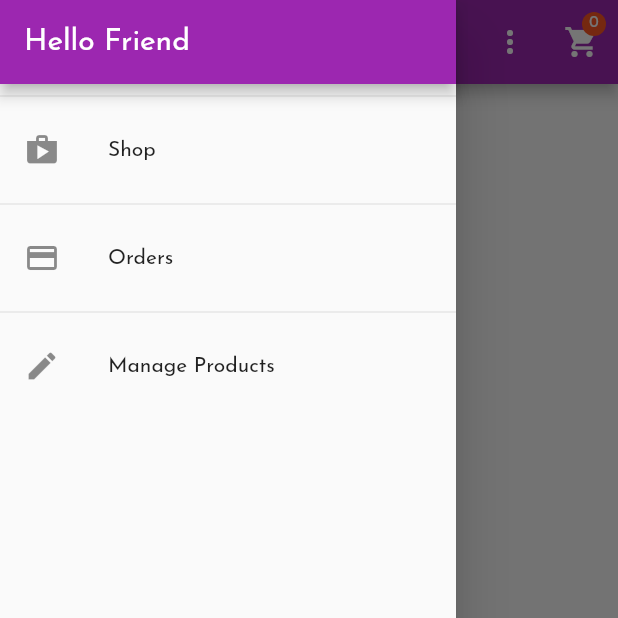
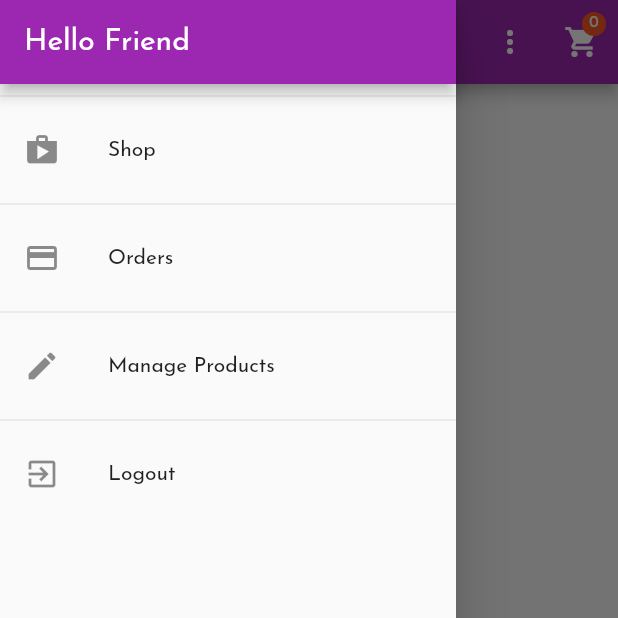
Before and after one commit to shubhs0707/coco-creates-by-cheryl, a Flutter app: the ProductsOverviewScreen screen opened by its route, in the side drawer, after a tap on "Shop", on a phone screen of 412 x 824 dp, the top half of it. Run offline on Flutter 3.47's test engine with Material 2 defaults, Android fonts, the phone set to English and light mode, and no system bars; our stand-ins replace shared_preferences; accounts and stored records are empty; network calls fail.

Commit message:
Completed user auth etc. Module Completed

```diff
--- a/lib/providers/orders.dart
+++ b/lib/providers/orders.dart
@@ -19,14 +19,16 @@
 class Orders with ChangeNotifier {
   List<OrderItem> _orders = [];
   final String authToken;
-  Orders(this.authToken, this._orders);
+  final String userId;
+
+  Orders(this.authToken, this.userId, this._orders);
   List<OrderItem> get orders {
     return [..._orders];
   }
 
   Future<void> addOrder(List<CartItem> cartProducts, int total) async {
     final url =
-        'https://coco-creates.firebaseio.com/orders.json?auth=$authToken';
+        'https://coco-creates.firebaseio.com/orders/$userId.json?auth=$authToken';
     final timestamp = DateTime.now();
     final response = await http.post(url,
         body: json.encode({
@@ -56,7 +58,7 @@
 
   Future<void> fetchAndSetOrders() async {
     final url =
-        'https://coco-creates.firebaseio.com/orders.json?auth=$authToken';
+        'https://coco-creates.firebaseio.com/orders/$userId.json?auth=$authToken';
     final response = await http.get(url);
     final extractedData = json.decode(response.body) as Map<String, dynamic>;
     if (extractedData == null) {
--- a/lib/providers/products.dart
+++ b/lib/providers/products.dart
@@ -43,7 +43,8 @@
   ];
 
   final String authToken;
-  Products(this.authToken, this._items);
+  final String userId;
+  Products(this.authToken, this.userId, this._items);
 
   List<Product> get items {
     return [..._items];
@@ -53,9 +54,11 @@
     return _items.firstWhere((element) => element.id == id);
   }
 
-  Future<void> fetchAndSetProducts() async {
-    final url =
-        'https://coco-creates.firebaseio.com/products.json?auth=$authToken';
+  Future<void> fetchAndSetProducts([bool filterByUser = false]) async {
+    final filterString =
+        filterByUser ? '&orderBy="creatorId"&equalTo="$userId' : '';
+    var url =
+        'https://coco-creates.firebaseio.com/products.json?auth=$authToken$filterString"';
     try {
       final response = await http.get(url);
       // print(response.body);
@@ -63,6 +66,11 @@
       if (extractedData == null) {
         return;
       }
+      url =
+          'https://coco-creates.firebaseio.com/userFavorites/$userId.json?auth=$authToken';
+      final favouriteResponse = await http.get(url);
+      final favouriteData = json.decode(favouriteResponse.body);
+
       final List<Product> loadedProducts = [];
       extractedData.forEach((key, value) {
         loadedProducts.add(Product(
@@ -71,7 +79,8 @@
           imageUrl: value['imageUrl'],
           title: value['title'],
           price: value['price'],
-          isFavourite: value['isFavourite'],
+          isFavourite:
+              favouriteData == null ? false : favouriteData[key] ?? false,
         ));
       });
       _items = loadedProducts;
@@ -93,7 +102,7 @@
           'description': product.description,
           'imageUrl': product.imageUrl,
           'price': product.price,
-          'isFavourite': product.isFavourite,
+          'creatorId': userId,
         }),
       );
       print(json.decode(response.body));
--- a/lib/widgets/app_drawer.dart
+++ b/lib/widgets/app_drawer.dart
@@ -1,7 +1,9 @@
 import 'package:flutter/material.dart';
+import 'package:provider/provider.dart';
 import '../screens/orders_screen.dart';
 import '../screens/user_products_screen.dart';
 import '../screens/products_overview_screen.dart';
+import '../providers/auth.dart';
 
 class AppDrawer extends StatelessWidget {
   @override
@@ -40,6 +42,16 @@
                   .pushReplacementNamed(UserProductsScreen.routeName);
             },
           ),
+          Divider(),
+          ListTile(
+            leading: Icon(Icons.exit_to_app),
+            title: Text('Logout'),
+            onTap: () {
+              Navigator.of(context).pop();
+              Navigator.of(context).pushReplacementNamed('/');
+              Provider.of<Auth>(context, listen: false).logout();
+            },
+          ),
         ],
       ),
     );
--- a/lib/widgets/products_grid.dart
+++ b/lib/widgets/products_grid.dart
@@ -24,8 +24,8 @@
             // products[i].imageUrl,
             ),
       ),
-      gridDelegate: SliverGridDelegateWithFixedCrossAxisCount(
-        crossAxisCount: 1,
+      gridDelegate: SliverGridDelegateWithMaxCrossAxisExtent(
+        maxCrossAxisExtent: MediaQuery.of(context).size.width * .5,
         childAspectRatio: 1,
         crossAxisSpacing: 10,
         mainAxisSpacing: 10,
--- a/pubspec.yaml
+++ b/pubspec.yaml
@@ -26,6 +26,7 @@
   provider: ^4.3.2+2
   intl: ^0.16.1
   http: ^0.12.2
+  shared_preferences: ^0.5.12
 
   # The following adds the Cupertino Icons font to your application.
   # Use with the CupertinoIcons class for iOS style icons.
```
Also changed, not shown: lib/main.dart (+17 -3 lines), lib/providers/auth.dart (+56 -0 lines), lib/providers/product.dart (+6 -6 lines), lib/screens/splash_screen.dart (added, +12 -0 lines), lib/screens/user_products_screen.dart (+16 -4 lines), lib/widgets/product_item.dart (+4 -3 lines), pubspec.lock.
